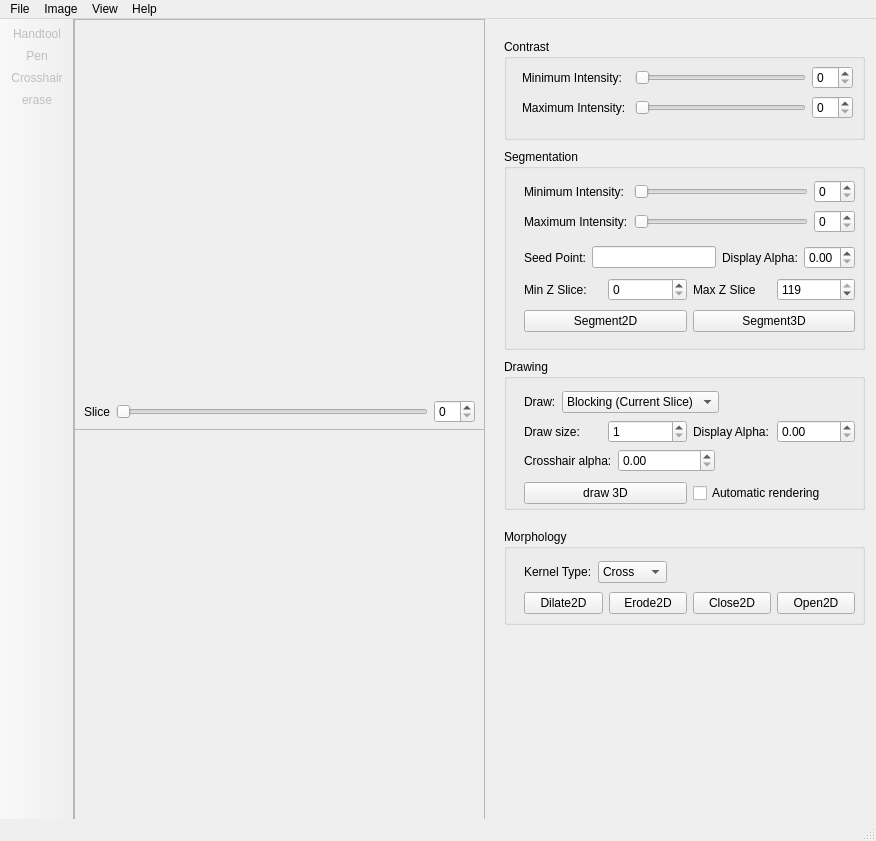
First picture: the form in src/mainwindow.ui, repository delcypher/simi-qt, before the edit.
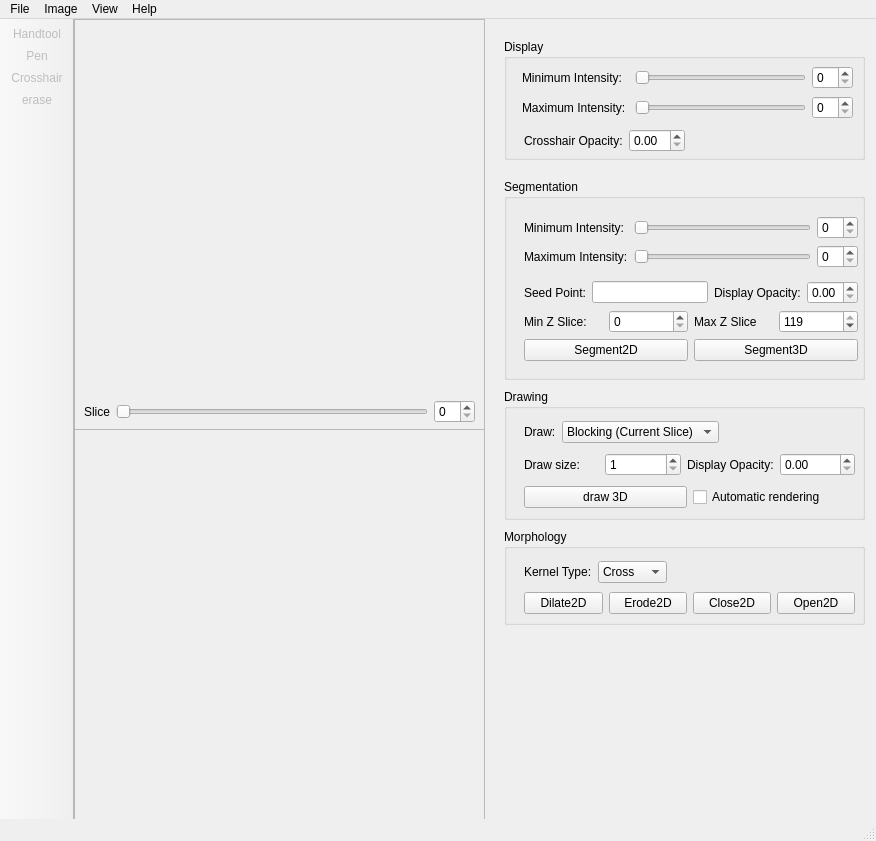
Second picture: the form after the edit. Icons and pictures are not drawn. Custom widgets are drawn as their Qt base class.

Commit message: Changed "alpha" to "opacity" and put the crosshair opacity inside display

Diff of the .ui file:
```diff
--- a/src/mainwindow.ui
+++ b/src/mainwindow.ui
@@ -20,11 +20,11 @@
       <x>430</x>
       <y>20</y>
       <width>361</width>
-      <height>101</height>
+      <height>121</height>
      </rect>
     </property>
     <property name="title">
-     <string>Contrast</string>
+     <string>Display</string>
     </property>
     <widget class="QWidget" name="layoutWidget">
      <property name="geometry">
@@ -72,12 +72,44 @@
       </item>
      </layout>
     </widget>
+    <widget class="QWidget" name="layoutWidget">
+     <property name="geometry">
+      <rect>
+       <x>20</x>
+       <y>90</y>
+       <width>161</width>
+       <height>31</height>
+      </rect>
+     </property>
+     <layout class="QFormLayout" name="drawingLayout3">
+      <property name="fieldGrowthPolicy">
+       <enum>QFormLayout::AllNonFixedFieldsGrow</enum>
+      </property>
+      <item row="0" column="1">
+       <widget class="QDoubleSpinBox" name="crosshairAlphadoubleSpinBox">
+        <property name="maximum">
+         <double>1.000000000000000</double>
+        </property>
+        <property name="singleStep">
+         <double>0.050000000000000</double>
+        </property>
+       </widget>
+      </item>
+      <item row="0" column="0">
+       <widget class="QLabel" name="label_5">
+        <property name="text">
+         <string>Crosshair Opacity:</string>
+        </property>
+       </widget>
+      </item>
+     </layout>
+    </widget>
    </widget>
    <widget class="QGroupBox" name="segmentationGroupBox_2">
     <property name="geometry">
      <rect>
       <x>430</x>
-      <y>130</y>
+      <y>160</y>
       <width>361</width>
       <height>201</height>
      </rect>
@@ -85,15 +117,17 @@
     <property name="title">
      <string>Segmentation</string>
     </property>
-    <widget class="QWidget" name="layoutWidget">
+    <widget class="QWidget" name="">
      <property name="geometry">
       <rect>
        <x>20</x>
        <y>30</y>
-       <width>331</width>
-       <height>56</height>
+       <width>334</width>
+       <height>159</height>
       </rect>
      </property>
+     <layout class="QGridLayout" name="gridLayout_3">
+      <item row="0" column="0">
      <layout class="QGridLayout" name="gridLayout_2">
       <item row="0" column="0">
        <widget class="QLabel" name="minSegIntensityLabel">
@@ -130,16 +164,8 @@
        <widget class="QSpinBox" name="maxSegIntensitySpinBox"/>
       </item>
      </layout>
-    </widget>
-    <widget class="QWidget" name="layoutWidget">
-     <property name="geometry">
-      <rect>
-       <x>20</x>
-       <y>94</y>
-       <width>331</width>
-       <height>95</height>
-      </rect>
-     </property>
+      </item>
+      <item row="1" column="0">
      <layout class="QVBoxLayout" name="segmentation">
       <item>
        <layout class="QHBoxLayout" name="horizontalLayout_2">
@@ -160,7 +186,7 @@
         <item>
          <widget class="QLabel" name="displayAlphaLabel">
           <property name="text">
-           <string>Display Alpha:</string>
+             <string>Display Opacity:</string>
           </property>
          </widget>
         </item>
@@ -230,15 +256,17 @@
        </layout>
       </item>
      </layout>
+      </item>
+     </layout>
     </widget>
    </widget>
    <widget class="QGroupBox" name="drawingGroupBox">
     <property name="geometry">
      <rect>
       <x>430</x>
-      <y>340</y>
+      <y>370</y>
       <width>361</width>
-      <height>151</height>
+      <height>131</height>
      </rect>
     </property>
     <property name="title">
@@ -248,69 +276,51 @@
      <property name="geometry">
       <rect>
        <x>20</x>
-       <y>90</y>
-       <width>191</width>
-       <height>31</height>
-      </rect>
-     </property>
-     <layout class="QFormLayout" name="drawingLayout3">
-      <property name="fieldGrowthPolicy">
-       <enum>QFormLayout::AllNonFixedFieldsGrow</enum>
-      </property>
-      <item row="0" column="1">
-       <widget class="QDoubleSpinBox" name="crosshairAlphadoubleSpinBox">
-        <property name="maximum">
-         <double>1.000000000000000</double>
-        </property>
-        <property name="singleStep">
-         <double>0.050000000000000</double>
-        </property>
-       </widget>
-      </item>
-      <item row="0" column="0">
-       <widget class="QLabel" name="label_5">
-        <property name="text">
-         <string>Crosshair alpha:</string>
-        </property>
-       </widget>
-      </item>
-     </layout>
-    </widget>
-    <widget class="QWidget" name="layoutWidget">
-     <property name="geometry">
-      <rect>
-       <x>20</x>
-       <y>120</y>
-       <width>331</width>
-       <height>29</height>
-      </rect>
-     </property>
-     <layout class="QHBoxLayout" name="drawingLayout4">
-      <item>
-       <widget class="QPushButton" name="do3Drender">
-        <property name="text">
-         <string>draw 3D</string>
-        </property>
-       </widget>
-      </item>
-      <item>
-       <widget class="QCheckBox" name="automaticVolumeRender">
-        <property name="text">
-         <string>Automatic rendering</string>
-        </property>
-       </widget>
-      </item>
-     </layout>
-    </widget>
-    <widget class="QWidget" name="layoutWidget">
-     <property name="geometry">
-      <rect>
-       <x>20</x>
-       <y>60</y>
-       <width>331</width>
+       <y>30</y>
+       <width>195</width>
        <height>26</height>
       </rect>
      </property>
+     <layout class="QHBoxLayout" name="drawingLayout1">
+      <item>
+       <widget class="QLabel" name="label_3">
+        <property name="text">
+         <string>Draw:</string>
+        </property>
+       </widget>
+      </item>
+      <item>
+       <widget class="QComboBox" name="drawOnComboBox">
+        <item>
+         <property name="text">
+          <string>Blocking (Current Slice)</string>
+         </property>
+        </item>
+        <item>
+         <property name="text">
+          <string>Blocking (All Slices)</string>
+         </property>
+        </item>
+        <item>
+         <property name="text">
+          <string>Segmentation</string>
+         </property>
+        </item>
+       </widget>
+      </item>
+     </layout>
+    </widget>
+    <widget class="QWidget" name="">
+     <property name="geometry">
+      <rect>
+       <x>20</x>
+       <y>60</y>
+       <width>331</width>
+       <height>63</height>
+      </rect>
+     </property>
+     <layout class="QVBoxLayout" name="verticalLayout">
+      <item>
      <layout class="QHBoxLayout" name="drawingLayout2">
       <item>
        <widget class="QLabel" name="label_2">
@@ -335,7 +345,7 @@
       <item>
        <widget class="QLabel" name="displayAlphaLabel_2">
         <property name="text">
-         <string>Display Alpha:</string>
+           <string>Display Opacity:</string>
         </property>
        </widget>
       </item>
@@ -350,42 +360,24 @@
        </widget>
       </item>
      </layout>
-    </widget>
-    <widget class="QWidget" name="layoutWidget">
-     <property name="geometry">
-      <rect>
-       <x>20</x>
-       <y>30</y>
-       <width>195</width>
-       <height>26</height>
-      </rect>
-     </property>
-     <layout class="QHBoxLayout" name="drawingLayout1">
-      <item>
-       <widget class="QLabel" name="label_3">
-        <property name="text">
-         <string>Draw:</string>
-        </property>
-       </widget>
       </item>
       <item>
-       <widget class="QComboBox" name="drawOnComboBox">
+       <layout class="QHBoxLayout" name="drawingLayout4">
         <item>
+         <widget class="QPushButton" name="do3Drender">
          <property name="text">
-          <string>Blocking (Current Slice)</string>
-         </property>
+           <string>draw 3D</string>
+          </property>
+         </widget>
         </item>
         <item>
+         <widget class="QCheckBox" name="automaticVolumeRender">
          <property name="text">
-          <string>Blocking (All Slices)</string>
-         </property>
-        </item>
-        <item>
-         <property name="text">
-          <string>Segmentation</string>
-         </property>
-        </item>
-       </widget>
+           <string>Automatic rendering</string>
+          </property>
+         </widget>
+        </item>
+       </layout>
       </item>
      </layout>
     </widget>
```
Left out of the diff: 10 changed lines with no effect on the pictures. Lines whose indentation alone changed are shown as unchanged.
